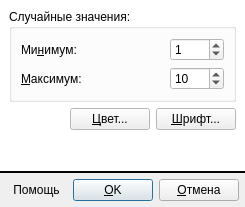
First picture: the form in ui/settingsdialog.ce.ui, repository leppa/tspsg, before the edit.
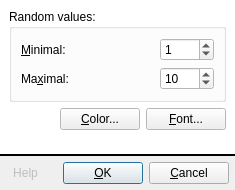
Second picture: the form after the edit. Icons and pictures are not drawn.

The edit to the form file:
```diff
--- a/ui/settingsdialog.ce.ui
+++ b/ui/settingsdialog.ce.ui
@@ -6,8 +6,8 @@
    <rect>
     <x>0</x>
     <y>0</y>
-    <width>214</width>
-    <height>207</height>
+    <width>235</width>
+    <height>190</height>
    </rect>
   </property>
   <property name="windowTitle">
@@ -97,11 +97,11 @@
       <item>
        <widget class="QGroupBox" name="groupRandomSettings">
         <property name="title">
-         <string>Случайные значения:</string>
+         <string>Random values:</string>
         </property>
-        <layout class="QVBoxLayout">
+        <layout class="QVBoxLayout" name="_5">
          <item>
-          <layout class="QHBoxLayout">
+          <layout class="QHBoxLayout" name="_6">
            <item>
             <widget class="QLabel" name="labelRandMin">
              <property name="sizePolicy">
@@ -111,7 +111,7 @@
               </sizepolicy>
              </property>
              <property name="text">
-              <string>Ми&amp;нимум:</string>
+              <string>&amp;Minimal:</string>
              </property>
              <property name="buddy">
               <cstring>spinRandMin</cstring>
@@ -137,7 +137,7 @@
           </layout>
          </item>
          <item>
-          <layout class="QHBoxLayout">
+          <layout class="QHBoxLayout" name="_7">
            <item>
             <widget class="QLabel" name="labelRandMax">
              <property name="sizePolicy">
@@ -147,7 +147,7 @@
               </sizepolicy>
              </property>
              <property name="text">
-              <string>&amp;Максимум:</string>
+              <string>Ma&amp;ximal:</string>
              </property>
              <property name="buddy">
               <cstring>spinRandMax</cstring>
@@ -199,7 +199,7 @@
            <string>Задать цвет шрифта, используемого при печати</string>
           </property>
           <property name="text">
-           <string>&amp;Цвет...</string>
+           <string>&amp;Color...</string>
           </property>
           <property name="icon">
            <iconset resource="../resources/tspsg.qrc">
@@ -216,7 +216,7 @@
            <string>Задать параметры шрифта, используемого при печати</string>
           </property>
           <property name="text">
-           <string>&amp;Шрифт...</string>
+           <string>&amp;Font...</string>
           </property>
           <property name="icon">
            <iconset resource="../resources/tspsg.qrc">
@@ -273,7 +273,10 @@
       <number>6</number>
      </property>
      <item>
-      <widget class="QToolButton" name="toolButton">
+      <widget class="QToolButton" name="buttonHelp">
+       <property name="enabled">
+        <bool>false</bool>
+       </property>
        <property name="cursor">
         <cursorShape>PointingHandCursor</cursorShape>
        </property>
@@ -284,7 +287,7 @@
         <string>Получить помощь по настройкам</string>
        </property>
        <property name="text">
-        <string>Помощь</string>
+        <string>Help</string>
        </property>
        <property name="icon">
         <iconset resource="../resources/tspsg.qrc">
@@ -337,7 +340,7 @@
         <string>Закрыть окно без сохранения параметров</string>
        </property>
        <property name="text">
-        <string>&amp;Отмена</string>
+        <string>&amp;Cancel</string>
        </property>
        <property name="icon">
         <iconset resource="../resources/tspsg.qrc">
```
Left out of the diff: 21 changed lines with no effect on the pictures.
